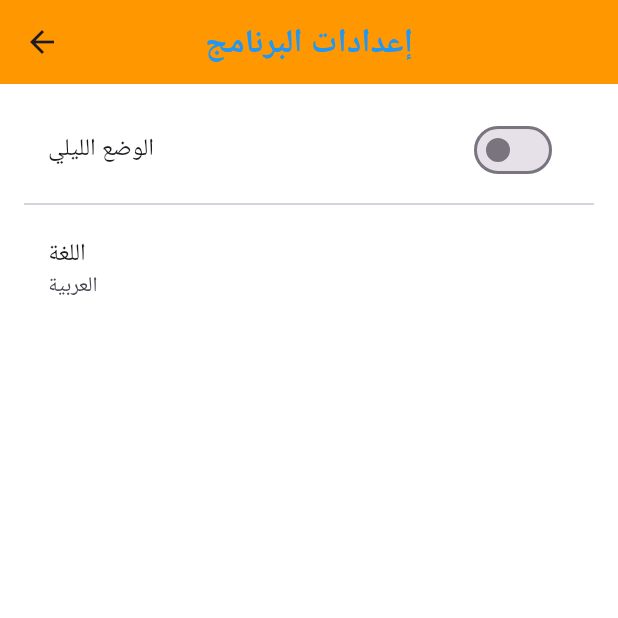
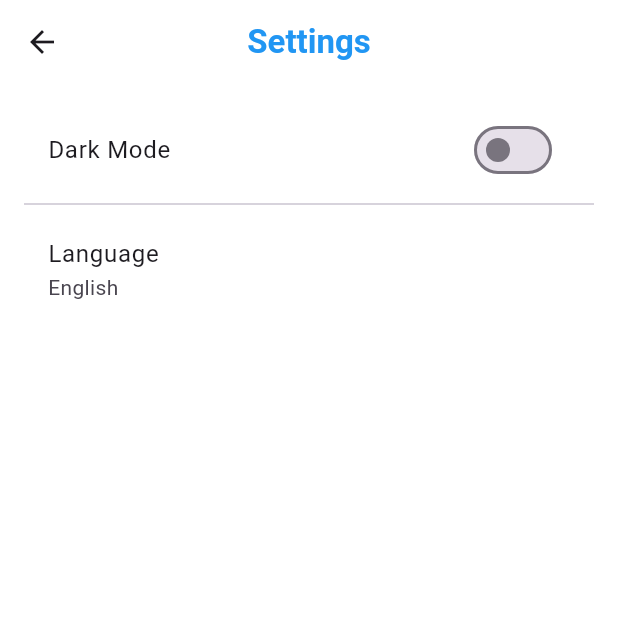
Before and after one commit to kimo-1130/Flutter-App, a Flutter app: the SettingsScreen screen opened by its route, on a phone screen of 412 x 824 dp, the top half of it. Run offline on Flutter 3.47's test engine with Material 3 defaults, Android fonts, the phone set to English and light mode, and no system bars; our stand-ins replace curved_navigation_bar.

Commit message:
Edited the settings_screen.dart file

```diff
--- a/lib/main.dart
+++ b/lib/main.dart
@@ -9,7 +9,7 @@ import 'screens/settings_screen.dart';
 import 'screens/favorites_screen.dart';
 
 void main() {
-  runApp(const MyApp());
+  runApp(const MyApp()); // Entry point of the app
 }
 
 class MyApp extends StatefulWidget {
@@ -20,19 +20,20 @@ class MyApp extends StatefulWidget {
 }
 
 class _MyAppState extends State<MyApp> {
-  bool isDarkMode = false;
-  int _selectedIndex = 0;
-  final List<Map<String, String>> favorites = [];
+  bool isDarkMode = false; // State to track dark mode
+  int _selectedIndex = 0; // State to track selected bottom navigation index
+  final List<Map<String, String>> favorites =
+      []; // List to store favorite items
 
   void toggleTheme() {
     setState(() {
-      isDarkMode = !isDarkMode;
+      isDarkMode = !isDarkMode; // Toggle dark mode state
     });
   }
 
   void _onItemTapped(int index) {
     setState(() {
-      _selectedIndex = index;
+      _selectedIndex = index; // Update selected index
     });
   }
 
--- a/lib/screens/settings_screen.dart
+++ b/lib/screens/settings_screen.dart
@@ -4,7 +4,6 @@ import 'package:flutter/material.dart';
 class SettingsScreen extends StatelessWidget {
   final Function toggleTheme; // Function to toggle the theme (dark/light)
   final bool isDarkMode; // Current theme state (dark/light)
-  final String currentLanguage = "ar"; // Current language
 
   const SettingsScreen({
     super.key,
@@ -14,18 +13,15 @@ class SettingsScreen extends StatelessWidget {
 
   @override
   Widget build(BuildContext context) {
-    // Check the current theme state (dark/light)
-    final isDarkMode = Theme.of(context).brightness == Brightness.dark;
+    final theme = Theme.of(context); // Get the current theme
+    final isDarkMode = theme.brightness == Brightness.dark;
 
     return Scaffold(
       appBar: AppBar(
-        title: Text(currentLanguage == "ar"
-            ? "إعدادات البرنامج"
-            : "Settings"), // Title based on the language
+        title: const Text("Settings"), // Title in English
         centerTitle: true, // Center the title
-        backgroundColor: isDarkMode
-            ? Colors.black
-            : Colors.orange, // AppBar color based on the theme state
+        backgroundColor: theme
+            .appBarTheme.backgroundColor, // AppBar color based on the theme
       ),
       body: Padding(
         padding: const EdgeInsets.all(16.0), // Padding around the content
@@ -34,9 +30,7 @@ class SettingsScreen extends StatelessWidget {
           children: [
             // Dark mode toggle switch
             SwitchListTile(
-              title: Text(currentLanguage == "ar"
-                  ? "الوضع الليلي"
-                  : "Dark Mode"), // Title text based on the language
+              title: const Text("Dark Mode"), // Title text in English
               value: isDarkMode, // Switch value based on the theme state
               onChanged: (bool value) {
                 toggleTheme(); // Call the toggleTheme function when the switch is changed
@@ -45,12 +39,8 @@ class SettingsScreen extends StatelessWidget {
             const Divider(), // Divider between items
             // Language change item
             ListTile(
-              title: Text(currentLanguage == "ar"
-                  ? "اللغة"
-                  : "Language"), // Title text based on the language
-              subtitle: Text(currentLanguage == "ar"
-                  ? "العربية"
-                  : "English"), // Subtitle text based on the language
+              title: const Text("Language"), // Title text in English
+              subtitle: const Text("English"), // Subtitle text in English
               onTap: () {},
             ),
           ],
```
Also changed, not shown: lib/screens/favorites_screen.dart (+7 -5 lines), lib/screens/gallery_screen.dart (+7 -6 lines), lib/screens/home_screen.dart (+15 -11 lines), lib/screens/login_screen.dart (+10 -7 lines), lib/screens/register_screen.dart (+7 -5 lines).
